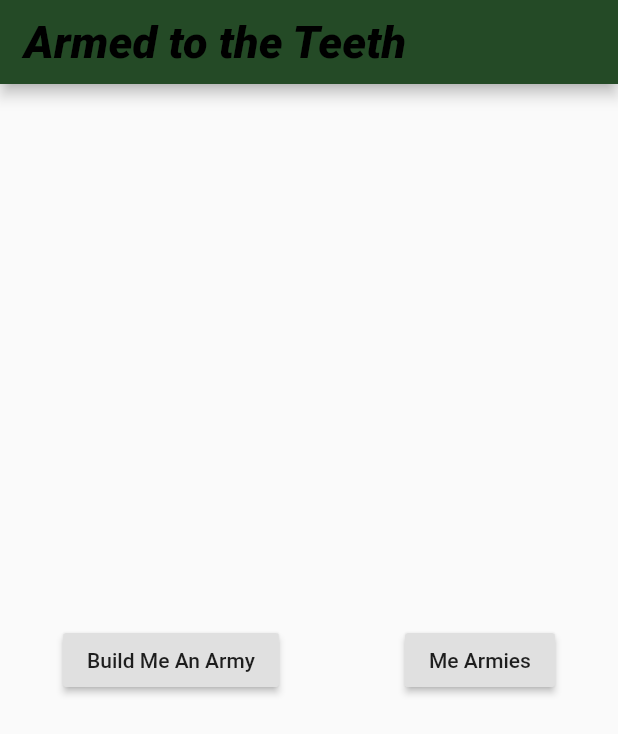
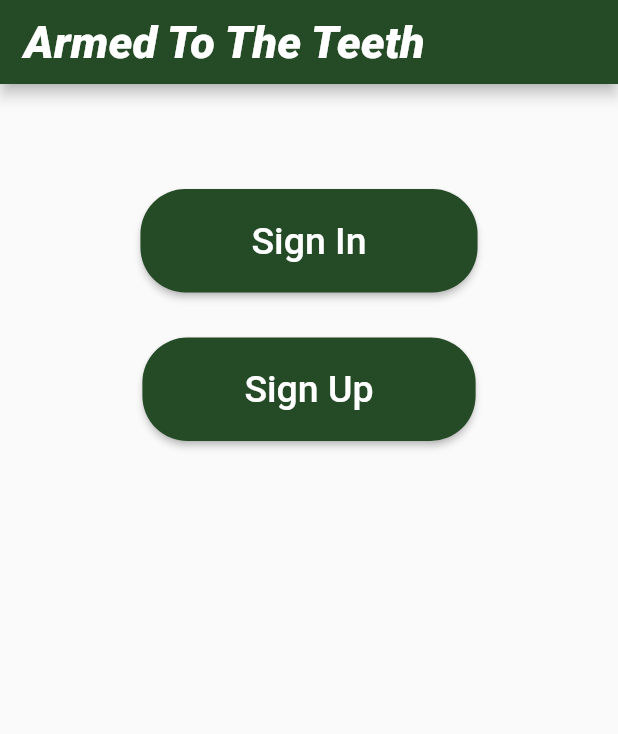
Before and after one commit to JoshuaSLarsen/armedtotheteeth, a Flutter app: the screen it shows after launch, on a phone screen of 412 x 824 dp. Shown: the top 734 px of the screen. Run offline on Flutter 3.47's test engine with Material 2 defaults, Android fonts, the phone set to English and light mode, and no system bars; our stand-ins replace firebase_auth; accounts and stored records are empty; Roboto replaces fonts that are missing (Papyrus).

Commit message:
added sign up, sign in, and welcome screens

```diff
--- a/lib/main.dart
+++ b/lib/main.dart
@@ -1,5 +1,5 @@
 import 'package:flutter/material.dart';
-import './views/home.dart';
+import './views/welcome.dart';
 
 void main() => runApp(MyApp());
 
@@ -21,7 +21,7 @@ class MyApp extends StatelessWidget {
         // is not restarted.
         primarySwatch: Colors.blue,
       ),
-      home: Home(),
+      home: Welcome(),
     );
   }
 }
--- /dev/null
+++ b/lib/views/welcome.dart
@@ -0,0 +1,80 @@
+import 'package:flutter/material.dart';
+import '../auth/signin.dart';
+import '../auth/signup.dart';
+
+class Welcome extends StatefulWidget {
+  @override
+  _WelcomeState createState() => _WelcomeState();
+}
+
+class _WelcomeState extends State<Welcome> {
+  @override
+  Widget build(BuildContext context) {
+    return Scaffold(
+      appBar: AppBar(
+        backgroundColor: Color(0xFF244A26),
+        title: Text('Armed To The Teeth',
+        style: TextStyle(
+            fontStyle: FontStyle.italic,
+            color: Colors.white.withOpacity(1.0),
+            fontFamily: 'Papyrus',
+            fontSize: 30,
+            fontWeight: FontWeight.w800
+            ),
+          ),
+        ),
+        body: Center(
+          child: Column(
+          children: <Widget>[
+          SizedBox(
+            width: 200.0,
+            height: 70.0,
+          ),
+          RaisedButton(
+            shape: RoundedRectangleBorder(borderRadius: BorderRadius.circular(30.0)),
+            padding: EdgeInsets.fromLTRB(74.0, 20.0, 74.0, 20.0),
+            color: Color(0xFF244A26),
+            child: Text('Sign In',
+              style: TextStyle(
+                color: Colors.white,
+                fontFamily: 'Papyrus',
+                fontSize: 25,
+              )
+            ),
+            onPressed: (){
+              Navigator.push(context, MaterialPageRoute<void>(
+                builder: (BuildContext context) {
+                return SignIn();
+                }
+              ));
+            }
+          ),
+          SizedBox(
+            width: 200.0,
+            height: 30.0,
+          ),
+          RaisedButton(
+            shape: RoundedRectangleBorder(borderRadius: BorderRadius.circular(30.0)),
+            padding: EdgeInsets.fromLTRB(68.0, 20.0, 68.0, 20.0),
+            color: Color(0xFF244A26),
+            child: Text('Sign Up',
+              style: TextStyle(
+                color: Colors.white,
+                fontFamily: 'Papyrus',
+                fontSize: 25,
+              )
+            ),
+            onPressed: (){
+              Navigator.push(context, MaterialPageRoute<void>(
+                builder: (BuildContext context) {
+                return SignUp();
+                }
+              ));
+            },
+          ),
+          ],
+        )
+      )
+    );
+  }
+}
```
Also changed, not shown: lib/auth/signin.dart (added, +83 -0 lines), lib/auth/signup.dart (added, +82 -0 lines), lib/views/home.dart (+8 -4 lines).
